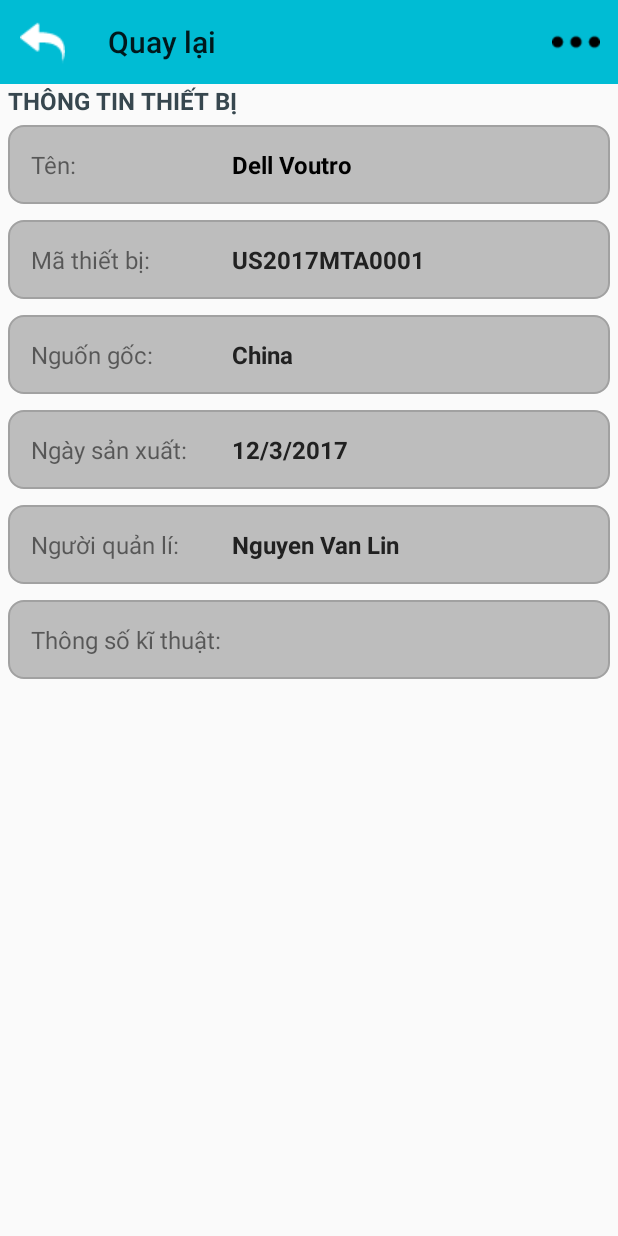
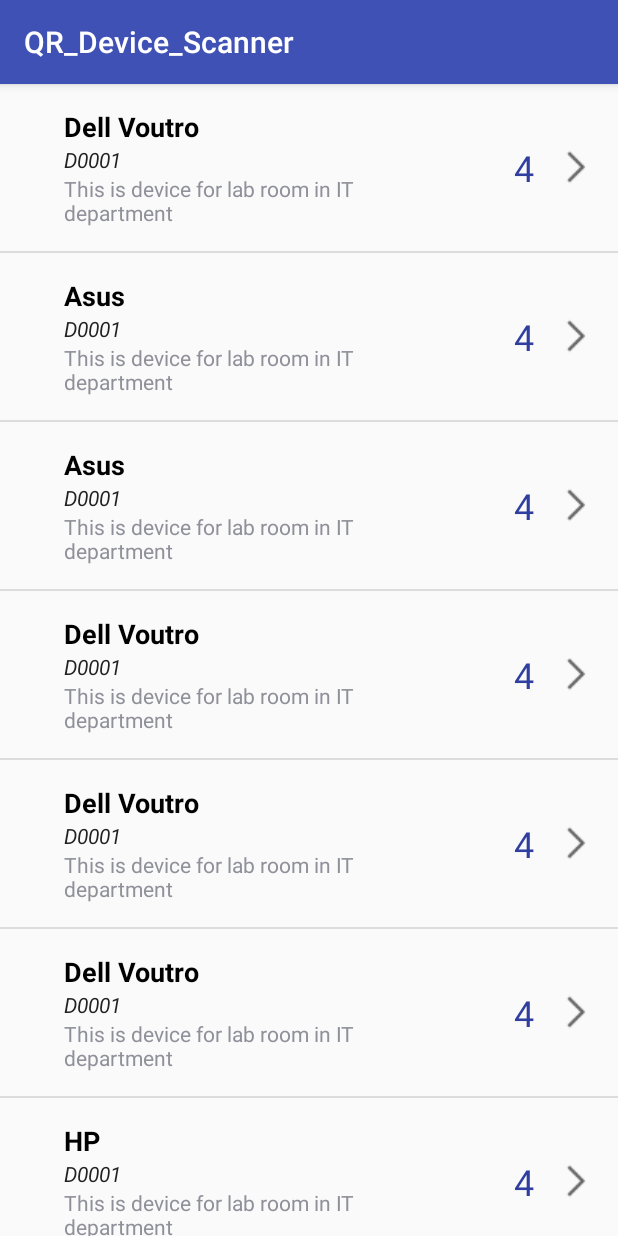
Before and after one commit to linnguyen/QR_Device_ScannerV1, an Android app: the screen it shows after launch (ActivityDeviceInformation before the commit, ActivityInventorySeason after it), on a phone screen of 412 x 824 dp. Run offline under Robolectric (Android 15) with nearby library versions, the phone set to English and light mode, and no system bars; libraries missing offline, so code that uses them is left out: com.daimajia.slider, com.google.zxing.integration; 12 statements that could not run were skipped.

Commit message:
add list view season

```diff
--- a/app/src/main/AndroidManifest.xml
+++ b/app/src/main/AndroidManifest.xml
@@ -33,7 +33,8 @@
         <activity
             android:name=".Test"
             android:label="@string/title_activity_test"
-            android:theme="@style/AppTheme.NoActionBar"></activity>
+            android:theme="@style/AppTheme.NoActionBar" />
+        <activity android:name=".ActivityInventorySeason"></activity>
     </application>
 
 </manifest>
--- a/app/src/main/java/adapter/AdapterSeason.java
+++ b/app/src/main/java/adapter/AdapterSeason.java
@@ -1,43 +1,47 @@
 package adapter;
 
 import android.content.Context;
+import android.support.annotation.Nullable;
 import android.view.LayoutInflater;
 import android.view.View;
 import android.view.ViewGroup;
 import android.widget.ArrayAdapter;
-import android.widget.BaseAdapter;
-import android.widget.RadioButton;
-import android.widget.RadioGroup;
 import android.widget.TextView;
 
 import com.example.ryne.qr_device_scanner.R;
 
 import java.util.ArrayList;
+import java.util.Locale;
 
 import model.Device;
 
-
 /**
- * Created by ryne on 26/04/2017.
+ * Created by ryne on 03/04/2017.
  */
 
-public class AdapterSeason extends BaseAdapter{
-    LayoutInflater inflater;
-    ArrayList<String> data;
+public class AdapterSeason extends ArrayAdapter<Device> {
+    private ArrayList<Device> arraySearch;
+    private ArrayList<Device> arrayInventory;
 
-    public AdapterSeason(Context context, ArrayList<String> data){
-        inflater = LayoutInflater.from(context);
-        this.data = data;
+    private Context context = null;
+    private TextView nameDevice;
+    public AdapterSeason(ArrayList<Device> data, Context context){
+        super(context, R.layout.row_item_season, data);
+        this.arrayInventory = data;
+        this.context = context;
+        arraySearch = new ArrayList<>();
+        arraySearch.addAll(arrayInventory);
     }
 
     @Override
     public int getCount() {
-        return data.size();
+        return arrayInventory.size();
     }
 
+    @Nullable
     @Override
-    public Object getItem(int position) {
-        return data.get(position);
+    public Device getItem(int position) {
+        return arrayInventory.get(position);
     }
 
     @Override
@@ -47,25 +51,18 @@ public class AdapterSeason extends BaseAdapter{
 
     @Override
     public View getView(int position, View convertView, ViewGroup parent) {
-        View v = convertView;
-        ViewHolder holder = null;
-        if (v == null) {
-            v = inflater.inflate(R.layout.row_item_season, parent, false);
-            holder = new ViewHolder(v);
-            v.setTag(holder);
-            return null;
+        final View result;
+        Device device = getItem(position);
+        if (convertView == null){
+            LayoutInflater inflater = LayoutInflater.from(getContext());
+            convertView = inflater.inflate(R.layout.row_item_season, parent, false);
+            nameDevice = (TextView) convertView.findViewById(R.id.nameDeviceInventory);
+            result = convertView;
         }else{
-            holder = (ViewHolder) v.getTag();
+            result = convertView;
         }
-        holder.radioGroup.setTag(new Integer(position));
 
-        return v;
-    }
-
-    class ViewHolder {
-        RadioGroup radioGroup;
-        ViewHolder(View v){
-            radioGroup = (RadioGroup) v.findViewById(R.id.rbgSeason);
-        }
+        nameDevice.setText(device.getName());
+        return convertView;
     }
 }
--- /dev/null
+++ b/app/src/main/java/com/example/ryne/qr_device_scanner/ActivityInventorySeason.java
@@ -0,0 +1,50 @@
+package com.example.ryne.qr_device_scanner;
+
+import android.content.Context;
+import android.content.Intent;
+import android.support.v7.app.AppCompatActivity;
+import android.os.Bundle;
+import android.support.v7.widget.SearchView;
+import android.support.v7.widget.Toolbar;
+import android.text.TextUtils;
+import android.view.Menu;
+import android.view.MenuItem;
+import android.view.View;
+import android.widget.ListView;
+
+import java.util.ArrayList;
+
+import adapter.AdapterSeason;
+import adapter.AdapterWareHouse;
+import model.Device;
+
+public class ActivityInventorySeason extends AppCompatActivity {
+
+    private Context context;
+    private Toolbar toolbar;
+    private ListView listView;
+
+    private AdapterSeason adapterSeason;
+    private ArrayList<Device> arrlistDevice;
+    @Override
+    protected void onCreate(Bundle savedInstanceState) {
+        super.onCreate(savedInstanceState);
+        setContentView(R.layout.activity_inventory_season);
+        initListView();
+    }
+
+    public void initListView(){
+        listView = (ListView) findViewById(R.id.lvSeason);
+        arrlistDevice = new ArrayList<>();
+        arrlistDevice.add(new Device("Dell Voutro","D001"));
+        arrlistDevice.add(new Device("Asus","A001"));
+        arrlistDevice.add(new Device("Asus","A001"));
+        arrlistDevice.add(new Device("Dell Voutro","D001"));
+        arrlistDevice.add(new Device("Dell Voutro","D001"));
+        arrlistDevice.add(new Device("Dell Voutro","D001"));
+        arrlistDevice.add(new Device("HP","D001"));
+        arrlistDevice.add(new Device("Acer","D001"));
+        adapterSeason = new AdapterSeason(arrlistDevice, getApplicationContext());
+        listView.setAdapter(adapterSeason);
+    }
+}
--- a/app/src/main/java/com/example/ryne/qr_device_scanner/ActivityQRScanner.java
+++ b/app/src/main/java/com/example/ryne/qr_device_scanner/ActivityQRScanner.java
@@ -11,12 +11,10 @@ import android.support.annotation.NonNull;
 import android.support.v7.app.AppCompatActivity;
 import android.os.Bundle;
 import android.support.v7.widget.Toolbar;
-import android.util.Log;
 import android.view.View;
 import android.view.Window;
 import android.widget.Button;
 import android.widget.ImageView;
-import android.widget.ListView;
 import android.widget.RadioButton;
 import android.widget.RadioGroup;
 import android.widget.Toast;
@@ -32,11 +30,9 @@ import com.google.zxing.integration.android.IntentResult;
 import java.util.ArrayList;
 import java.util.HashMap;
 
-import adapter.AdapterSeason;
 import data.HttpHandler;
 import data.JSONDeviceParser;
 import model.Device;
-import model.InventoryLab;
 import model.InventorySeason;
 
 public class ActivityQRScanner extends AppCompatActivity implements BaseSliderView.OnSliderClickListener, ViewPagerEx.OnPageChangeListener {
@@ -52,13 +48,11 @@ public class ActivityQRScanner extends AppCompatActivity implements BaseSliderVi
     private JSONDeviceParser jsonDeviceParser = new JSONDeviceParser();
     private Device device = null;
     private ArrayList<InventorySeason> arrSeason = null;
-    private AdapterSeason adapterSeason = null;
-
     @Override
     protected void onCreate(Bundle savedInstanceState) {
         super.onCreate(savedInstanceState);
         setContentView(R.layout.activity_main);
-        this.startActivity(new Intent(this,ActivityDeviceInformation.class));
+        this.startActivity(new Intent(this,ActivityInventorySeason.class));
         initToolBar();
         initSlider();
         final Activity activity = this;
--- a/app/src/main/java/com/example/ryne/qr_device_scanner/Test.java
+++ b/app/src/main/java/com/example/ryne/qr_device_scanner/Test.java
@@ -1,25 +1,14 @@
 package com.example.ryne.qr_device_scanner;
 
-import android.graphics.Color;
 import android.os.Bundle;
-import android.support.design.widget.FloatingActionButton;
-import android.support.design.widget.Snackbar;
 import android.support.v7.app.AppCompatActivity;
-import android.support.v7.widget.Toolbar;
-import android.util.Log;
-import android.view.View;
-import android.widget.ListView;
-import android.widget.RadioButton;
 import android.widget.RadioGroup;
 
 import java.util.ArrayList;
 
-import adapter.AdapterSeason;
-
 public class Test extends AppCompatActivity {
 
     private ArrayList<String> arrSeason = null;
-    private AdapterSeason adapterSeason = null;
     private RadioGroup radioGroup;
     @Override
     protected void onCreate(Bundle savedInstanceState) {
--- /dev/null
+++ b/app/src/main/res/layout/activity_inventory_season.xml
@@ -0,0 +1,9 @@
+<?xml version="1.0" encoding="utf-8"?>
+<LinearLayout xmlns:android="http://schemas.android.com/apk/res/android"
+    android:orientation="vertical" android:layout_width="match_parent"
+    android:layout_height="match_parent">
+   <ListView
+       android:id="@+id/lvSeason"
+       android:layout_width="match_parent"
+       android:layout_height="match_parent"/>
+</LinearLayout>
--- a/app/src/main/res/layout/row_item_season.xml
+++ b/app/src/main/res/layout/row_item_season.xml
@@ -1,11 +1,54 @@
-<LinearLayout
+<?xml version="1.0" encoding="utf-8"?>
+<RelativeLayout xmlns:android="http://schemas.android.com/apk/res/android"
+    android:padding="@dimen/activity_horizontal_margin"
+    android:descendantFocusability="blocksDescendants"
     android:layout_width="match_parent"
-    android:layout_height="match_parent"
-    xmlns:android="http://schemas.android.com/apk/res/android" >
-    <RadioGroup
-        android:id="@+id/rbgSeason77987"
-        android:orientation="vertical"
-        android:layout_width="match_parent"
+    android:layout_height="match_parent">
+    <RelativeLayout
+        android:layout_centerVertical="true"
+        android:layout_toRightOf="@+id/imgDevice"
+        android:layout_marginLeft="40px"
+        android:layout_width="240dp"
         android:layout_height="wrap_content">
-    </RadioGroup>
-</LinearLayout>
+        <TextView
+            android:id="@+id/nameDeviceInventory"
+            android:text="Dell Voutro"
+            android:textSize="18dp"
+            android:textStyle="bold"
+            android:textColor="#000000"
+            android:layout_width="wrap_content"
+            android:layout_height="wrap_content" />
+        <TextView
+            android:id="@+id/codeParent"
+            android:text="D0001"
+            android:textStyle="italic"
+            android:layout_below="@+id/nameDeviceInventory"
+            android:textColor="#212121"
+            android:layout_width="wrap_content"
+            android:layout_height="wrap_content" />
+        <TextView
+            android:id="@+id/description"
+            android:text="This is device for lab room in IT department"
+            android:layout_below="@+id/codeParent"
+            android:layout_width="wrap_content"
+            android:layout_height="wrap_content" />
+    </RelativeLayout>
+    <TextView
+        android:id="@+id/tvDeviceLeft"
+        android:text="4"
+        android:textSize="24dp"
+        android:textColor="@color/colorPrimaryDark"
+        android:textAlignment="center"
+        android:layout_centerVertical="true"
+        android:layout_alignParentRight="true"
+        android:layout_marginRight="40dp"
+        android:layout_width="wrap_content"
+        android:layout_height="wrap_content"/>
+    <ImageView
+        android:id="@+id/ivForWard"
+        android:src="@drawable/right_forward"
+        android:layout_centerVertical="true"
+        android:layout_alignParentRight="true"
+        android:layout_width="wrap_content"
+        android:layout_height="wrap_content" />
+</RelativeLayout>
```
